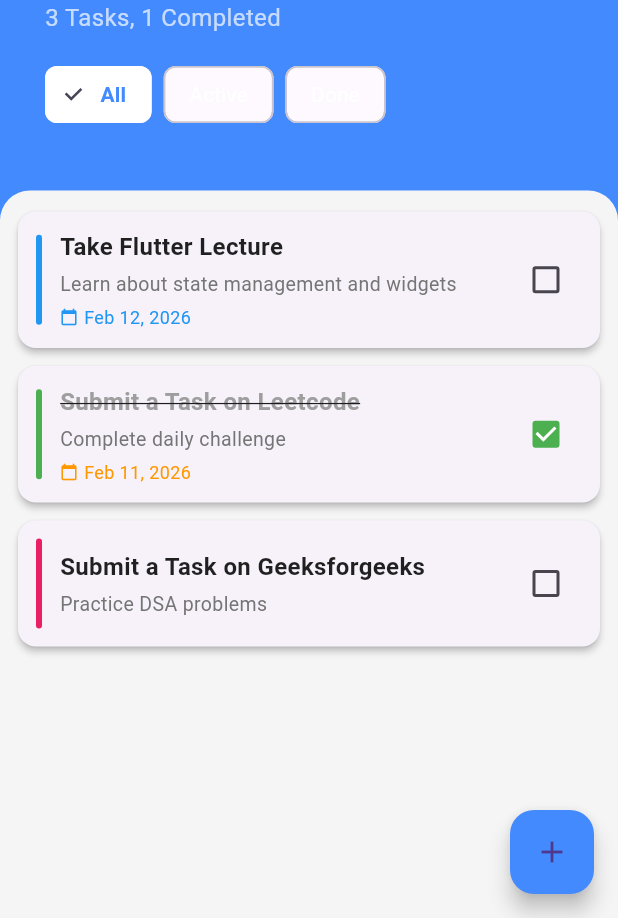
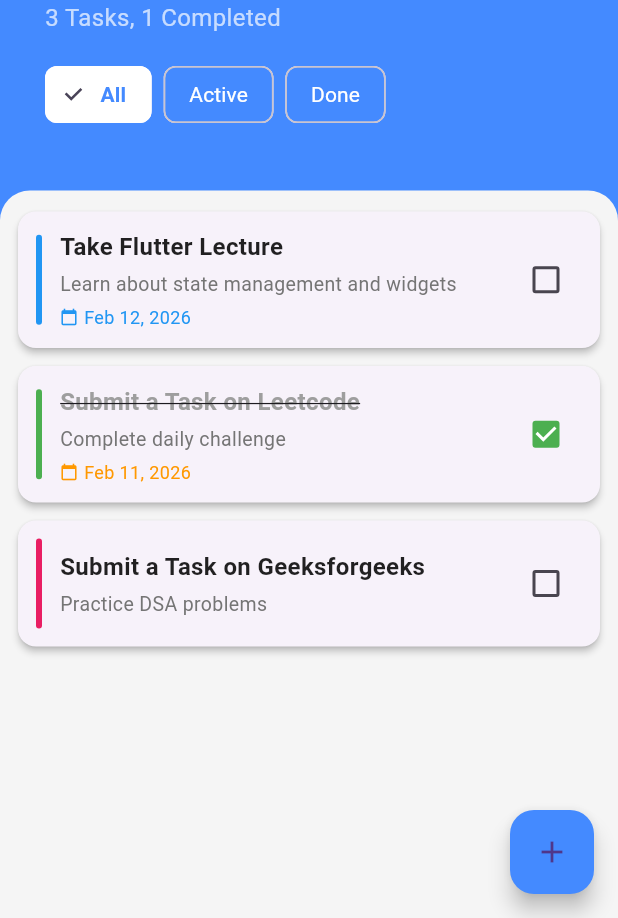
Before and after one commit to Muhammad-Ali-5331/Todey_daily_planner, a Flutter app: the screen it shows after launch, on a phone screen of 412 x 824 dp, the part 318-1236 px from its top. Run offline on Flutter 3.47's test engine with Material 3 defaults, Android fonts, the light colour scheme and no system bars; our stand-ins replace hive, hive_flutter, table_calendar; accounts and stored records are empty.

Commit message:
Refactor: Update background color for selected item
- Changed `backgroundColor` from `Colors.white24` to `Colors.blueAccent`

```diff
--- a/lib/screens/tasks_screen.dart
+++ b/lib/screens/tasks_screen.dart
@@ -188,7 +188,7 @@ class _TasksScreenState extends State<TasksScreen> {
         });
       },
       selectedColor: Colors.white,
-      backgroundColor: Colors.white24,
+      backgroundColor: Colors.blueAccent,
       labelStyle: TextStyle(
         color: isSelected ? clr : Colors.white,
         fontWeight: isSelected ? FontWeight.bold : FontWeight.normal,
```
